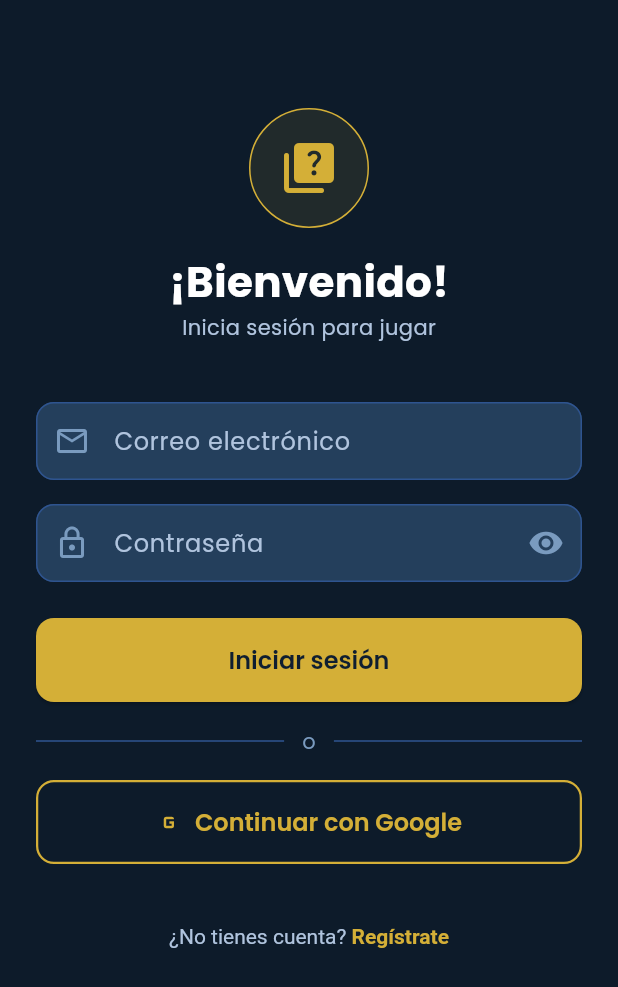
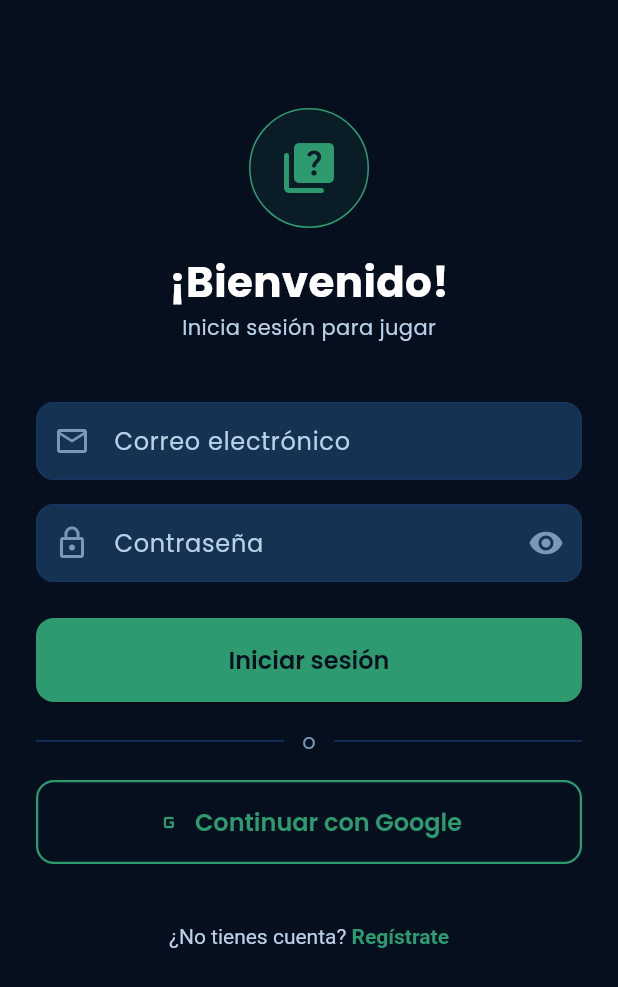
Before and after one commit to OchoPedro/preguntados-milton-ochoa, a Flutter app: the screen it shows after launch, on a phone screen of 412 x 824 dp. Shown: the top 987 px of the screen. Run offline on Flutter 3.47's test engine with Material 3 defaults, Android fonts, the phone set to English and light mode, and no system bars; our stand-ins replace flutter_animate, flutter_riverpod, go_router, percent_indicator, supabase_flutter; accounts and stored records are empty.

Commit message:
Brand: colores corporativos Milton Ochoa (#0A1F3D + #2D9B6F) y logo MO

```diff
--- a/lib/core/constants/app_colors.dart
+++ b/lib/core/constants/app_colors.dart
@@ -3,53 +3,58 @@ import 'package:flutter/material.dart';
 class AppColors {
   AppColors._();
 
-  // Marca Milton Ochoa
-  static const Color primary        = Color(0xFF1E3A5F); // Azul oscuro
-  static const Color primaryLight   = Color(0xFF2E5490);
-  static const Color primaryDark    = Color(0xFF0F1E30);
-  static const Color gold           = Color(0xFFD4AF37); // Dorado
-  static const Color goldLight      = Color(0xFFE8C84A);
-  static const Color goldDark       = Color(0xFFC9A028);
+  // Colores corporativos Milton Ochoa
+  static const Color primary        = Color(0xFF0A1F3D); // Azul marino corporativo
+  static const Color primaryLight   = Color(0xFF163460); // Azul marino claro
+  static const Color primaryDark    = Color(0xFF060F1E); // Azul marino muy oscuro
+  static const Color accent         = Color(0xFF2D9B6F); // Verde corporativo
+  static const Color accentLight    = Color(0xFF3DB880); // Verde claro
+  static const Color accentDark     = Color(0xFF1F7A52); // Verde oscuro
+
+  // Compatibilidad backward (alias)
+  static const Color gold           = Color(0xFF2D9B6F); // Verde corporativo (reemplaza dorado)
+  static const Color goldLight      = Color(0xFF3DB880);
+  static const Color goldDark       = Color(0xFF1F7A52);
 
   // Niveles
-  static const Color levelAspirante = Color(0xFF8B9DC3);
-  static const Color levelSaber     = Color(0xFF4A90D9);
-  static const Color levelElite     = Color(0xFFC9A84C);
-  static const Color levelLeyenda   = Color(0xFFD4AF37);
+  static const Color levelAspirante = Color(0xFF8BA8C3);
+  static const Color levelSaber     = Color(0xFF2D9B6F);
+  static const Color levelElite     = Color(0xFF163460);
+  static const Color levelLeyenda   = Color(0xFF0A1F3D);
 
   // UI General
-  static const Color background     = Color(0xFF0D1B2A);
-  static const Color surface        = Color(0xFF1A2F45);
-  static const Color surfaceLight   = Color(0xFF243F5C);
-  static const Color cardBg         = Color(0xFF1E3A5F);
+  static const Color background     = Color(0xFF060F1E); // Fondo oscuro basado en azul corporativo
+  static const Color surface        = Color(0xFF0D1E35);
+  static const Color surfaceLight   = Color(0xFF163252);
+  static const Color cardBg         = Color(0xFF0A1F3D);
 
   // Texto
   static const Color textPrimary    = Color(0xFFFFFFFF);
-  static const Color textSecondary  = Color(0xFFB0C4DE);
-  static const Color textHint       = Color(0xFF7A9BBF);
+  static const Color textSecondary  = Color(0xFFB8D0E8);
+  static const Color textHint       = Color(0xFF7A99B8);
 
   // Estados
-  static const Color success        = Color(0xFF4CAF50);
-  static const Color successLight   = Color(0xFF81C784);
+  static const Color success        = Color(0xFF2D9B6F); // Verde corporativo
+  static const Color successLight   = Color(0xFF3DB880);
   static const Color error          = Color(0xFFEF5350);
   static const Color errorLight     = Color(0xFFE57373);
   static const Color warning        = Color(0xFFFF9800);
   static const Color info           = Color(0xFF29B6F6);
 
-  // Opciones de respuesta (A, B, C, D)
-  static const Color optionA        = Color(0xFF2E5490);
-  static const Color optionB        = Color(0xFF1A6B5A);
-  static const Color optionC        = Color(0xFF7B3F9E);
-  static const Color optionD        = Color(0xFF8B4513);
+  // Opciones de respuesta (A, B, C, D) — variantes de los colores corporativos
+  static const Color optionA        = Color(0xFF163460); // Azul corporativo medio
+  static const Color optionB        = Color(0xFF1F7A52); // Verde corporativo oscuro
+  static const Color optionC        = Color(0xFF0A2E55); // Azul corporativo oscuro
+  static const Color optionD        = Color(0xFF0F5C40); // Verde corporativo muy oscuro
 
   // Dificultad
-  static const Color diffEasy       = Color(0xFF4CAF50);
+  static const Color diffEasy       = Color(0xFF2D9B6F); // Verde corporativo
   static const Color diffMedium     = Color(0xFFFF9800);
   static const Color diffHard       = Color(0xFFEF5350);
 
   // Bordes
-  static const Color border         = Color(0xFF2E5490);
-  static const Color borderLight    = Color(0xFF3A6BB5);
+  static const Color border         = Color(0xFF163460);
+  static const Color borderLight    = Color(0xFF1E4A7A);
 
   // Overlay
   static const Color overlay        = Color(0x80000000);
```
Also changed, not shown: lib/presentation/screens/splash_screen.dart (+14 -16 lines), lib/presentation/widgets/common/mo_logo.dart (added, +112 -0 lines), 2 other files.
